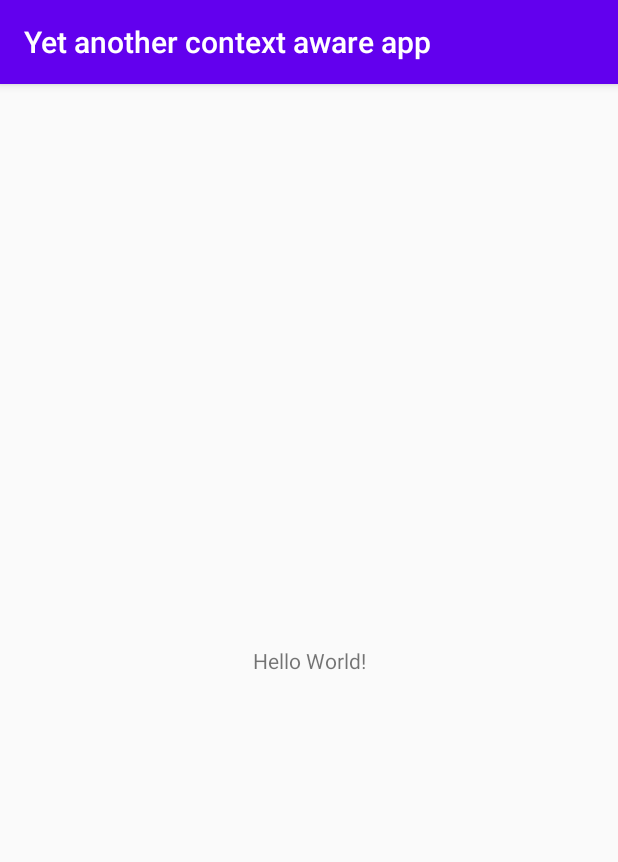
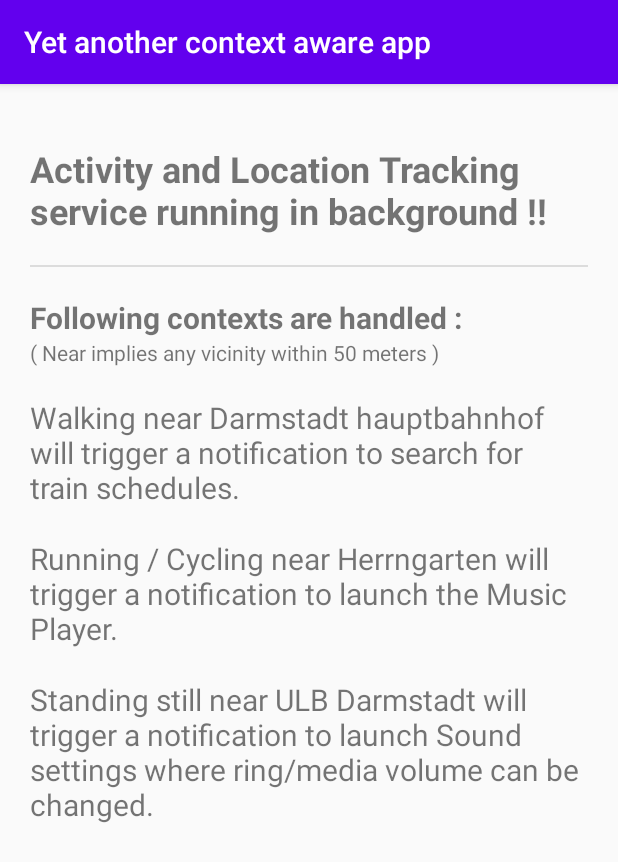
Before and after one commit to dwarakanandan/TK3_Context_Aware_App, an Android app: the screen it shows after launch (MainActivity), on a phone screen of 412 x 824 dp. Shown: the top 862 px of the screen. Run offline under Robolectric (Android 15) with nearby library versions, the phone set to English and light mode, and no system bars; 2 statements that could not run were skipped.

Commit message:
Added context processing based on location and activity.

```diff
--- a/app/src/main/java/tk3/group42/yetanothercontextawareapp/FitnessUtility.java
+++ b/app/src/main/java/tk3/group42/yetanothercontextawareapp/FitnessUtility.java
@@ -14,6 +14,8 @@ public class FitnessUtility {
     public static final String UNKNOWN = "UNKNOWN";
     public static String CURRENT_LATITUDE = "CURRENT_LATITUDE";
     public static String CURRENT_LONGITUDE = "CURRENT_LONGITUDE";
+    public static String CURRENT_DETECTED_ACTIVITY = "CURRENT_DETECTED_ACTIVITY";
+    public static String ACTION_TRIGGERED = "ACTION_TRIGGERED";
 
     public static String getActivityDisplayName(int activityId) {
         switch (activityId) {
--- a/app/src/main/java/tk3/group42/yetanothercontextawareapp/LocationReceiver.java
+++ b/app/src/main/java/tk3/group42/yetanothercontextawareapp/LocationReceiver.java
@@ -34,6 +34,12 @@ public class LocationReceiver extends BroadcastReceiver {
             sharedPref.edit().putString(FitnessUtility.CURRENT_LATITUDE, String.valueOf(location.getLatitude())).apply();
             sharedPref.edit().putString(FitnessUtility.CURRENT_LONGITUDE, String.valueOf(location.getLongitude())).apply();
 
+            if (sharedPref.getBoolean(FitnessUtility.ACTION_TRIGGERED, true)) {
+                sharedPref.edit().putBoolean(FitnessUtility.ACTION_TRIGGERED,true).apply();
+                ContextAwareActionProcessor contextAwareActionProcessor = new ContextAwareActionProcessor(context);
+                contextAwareActionProcessor.processActionForLocation(location.getLatitude(), location.getLongitude());
+            }
+
             try {
                 Thread.sleep(20000);
             } catch (InterruptedException ignored) {
--- a/app/src/main/java/tk3/group42/yetanothercontextawareapp/MainActivity.java
+++ b/app/src/main/java/tk3/group42/yetanothercontextawareapp/MainActivity.java
@@ -3,20 +3,26 @@ package tk3.group42.yetanothercontextawareapp;
 import androidx.annotation.NonNull;
 import androidx.appcompat.app.AppCompatActivity;
 
+import android.app.Notification;
 import android.app.NotificationChannel;
 import android.app.NotificationManager;
 import android.app.ActivityManager;
 
 import android.Manifest;
+import android.app.PendingIntent;
 import android.content.Context;
 import android.content.Intent;
 import android.content.SharedPreferences;
+import android.net.Uri;
 import android.os.Bundle;
 import android.os.Build;
 import android.content.pm.PackageManager;
 import android.util.Log;
+import android.view.View;
+import android.widget.Button;
 
 import androidx.core.app.ActivityCompat;
+import androidx.core.app.NotificationCompat;
 import androidx.core.content.ContextCompat;
 
 public class MainActivity extends AppCompatActivity {
--- a/app/src/main/res/layout/activity_main.xml
+++ b/app/src/main/res/layout/activity_main.xml
@@ -4,15 +4,76 @@
     xmlns:tools="http://schemas.android.com/tools"
     android:layout_width="match_parent"
     android:layout_height="match_parent"
+    android:layout_margin="20dp"
     tools:context=".MainActivity">
 
     <TextView
+        android:id="@+id/textView1"
         android:layout_width="wrap_content"
         android:layout_height="wrap_content"
-        android:text="Hello World!"
-        app:layout_constraintBottom_toBottomOf="parent"
-        app:layout_constraintLeft_toLeftOf="parent"
-        app:layout_constraintRight_toRightOf="parent"
+        android:layout_marginTop="20dp"
+        android:text="Activity and Location Tracking service running in background !!"
+        android:textSize="24sp"
+        android:textStyle="bold"
+        app:layout_constraintStart_toStartOf="parent"
         app:layout_constraintTop_toTopOf="parent" />
 
+    <View
+        android:id="@+id/divider"
+        android:layout_width="409dp"
+        android:layout_height="1dp"
+        android:layout_marginTop="20dp"
+        android:background="?android:attr/listDivider"
+        app:layout_constraintStart_toStartOf="parent"
+        app:layout_constraintTop_toBottomOf="@+id/textView1" />
+
+    <TextView
+        android:id="@+id/textView"
+        android:layout_width="wrap_content"
+        android:layout_height="wrap_content"
+        android:layout_marginTop="20dp"
+        android:text="Walking near Darmstadt hauptbahnhof will trigger a notification to search for train schedules."
+        android:textSize="20sp"
+        app:layout_constraintStart_toStartOf="parent"
+        app:layout_constraintTop_toBottomOf="@+id/textView5" />
+
+    <TextView
+        android:id="@+id/textView2"
+        android:layout_width="wrap_content"
+        android:layout_height="wrap_content"
+        android:layout_marginTop="20dp"
+        android:text="Running / Cycling near Herrngarten will trigger a notification to launch the Music Player. "
+        android:textSize="20sp"
+        app:layout_constraintStart_toStartOf="parent"
+        app:layout_constraintTop_toBottomOf="@+id/textView" />
+
+    <TextView
+        android:id="@+id/textView3"
+        android:layout_width="wrap_content"
+        android:layout_height="wrap_content"
+        android:layout_marginTop="20dp"
+        android:text="Standing still near ULB Darmstadt will trigger a notification to launch Sound settings where ring/media volume can be changed."
+        android:textSize="20sp"
+        app:layout_constraintStart_toStartOf="parent"
+        app:layout_constraintTop_toBottomOf="@+id/textView2" />
+
+    <TextView
+        android:id="@+id/textView4"
+        android:layout_width="wrap_content"
+        android:layout_height="wrap_content"
+        android:layout_marginTop="20dp"
+        android:text="Following contexts are handled :"
+        android:textSize="20sp"
+        android:textStyle="bold"
+        app:layout_constraintStart_toStartOf="parent"
+        app:layout_constraintTop_toBottomOf="@+id/divider" />
+
+    <TextView
+        android:id="@+id/textView5"
+        android:layout_width="wrap_content"
+        android:layout_height="wrap_content"
+        android:text="( Near implies any vicinity within 50 meters )"
+        app:layout_constraintStart_toStartOf="parent"
+        app:layout_constraintTop_toBottomOf="@+id/textView4" />
+
 </androidx.constraintlayout.widget.ConstraintLayout>
```
Also changed, not shown: app/src/main/java/tk3/group42/yetanothercontextawareapp/ActivityTransitionReceiverService.java (+7 -3 lines), app/src/main/java/tk3/group42/yetanothercontextawareapp/ContextAwareActionProcessor.java (added, +121 -0 lines).
